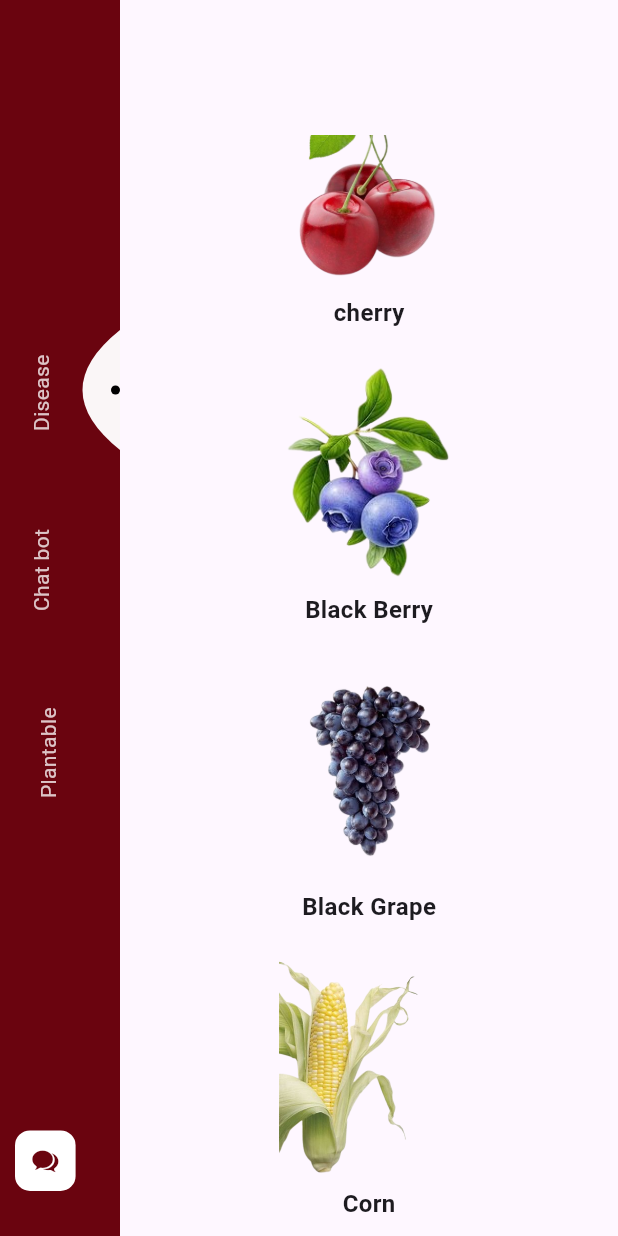
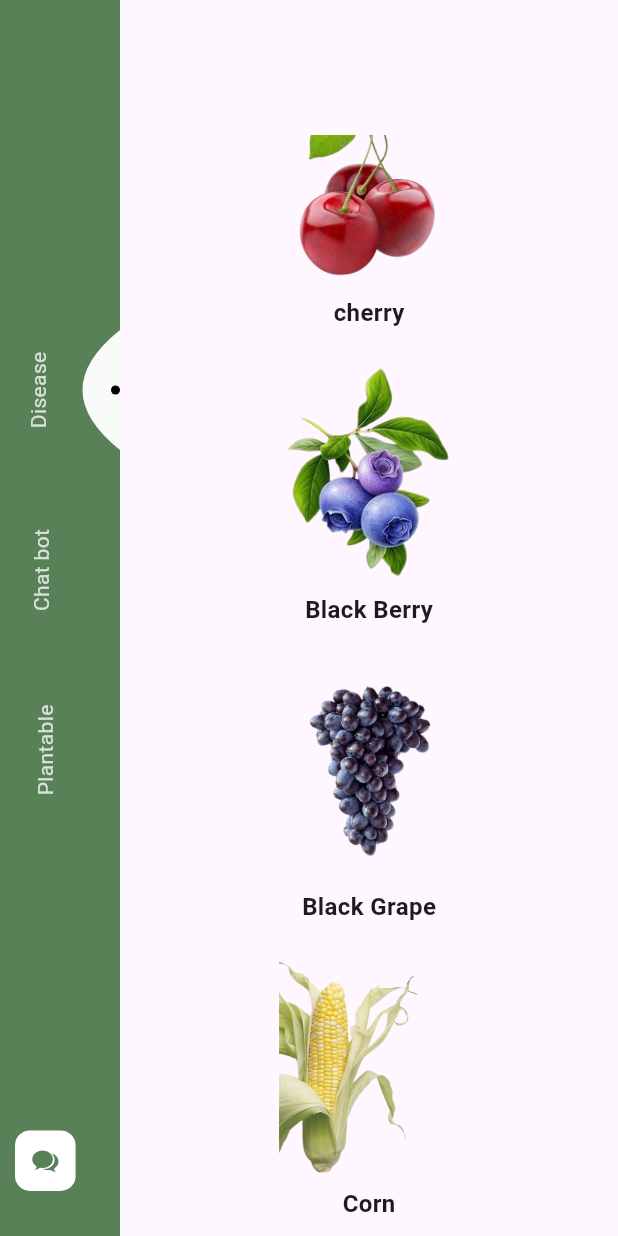
Before and after one commit to itssarrah/A2SV-Bytesavvy, a Flutter app: the screen it shows after launch, scrolled down 347 dp, on a phone screen of 412 x 824 dp. Run offline on Flutter 3.47's test engine with Material 3 defaults, Android fonts, the phone set to English and light mode, and no system bars; our stand-ins replace audioplayers, lottie.

Commit message:
update20

```diff
--- a/agri/lib/colors.dart
+++ b/agri/lib/colors.dart
@@ -1,3 +1,3 @@
 import 'dart:ui';
 
-const Color red = Color(0xFF6a040f);
+const Color green = Color(0xFF588157);
--- a/agri/lib/screens/plant_list_screen.dart
+++ b/agri/lib/screens/plant_list_screen.dart
@@ -41,7 +41,7 @@ class PlantListScreen extends StatelessWidget {
                     crossAxisAlignment: CrossAxisAlignment.start,
                     children: [
                       Text(
-                        "Fruits",
+                        "please Choose the type of fruit you want to scan",
                         style: TextStyle(
                           fontWeight: FontWeight.bold,
                           color: Colors.grey,
@@ -49,7 +49,7 @@ class PlantListScreen extends StatelessWidget {
                         ),
                       ),
                       Text(
-                        "Plants",
+                        "Fruits",
                         style: TextStyle(
                           fontWeight: FontWeight.bold,
                           color: Colors.black,
--- a/agri/lib/widgets/side_bar.dart
+++ b/agri/lib/widgets/side_bar.dart
@@ -1,32 +1,53 @@
+import 'package:agri/colors.dart';
 import 'package:flutter/material.dart';
 import 'package:flutter/cupertino.dart';
-import '../colors.dart';
 
-class Sidebar extends StatelessWidget {
+void main() {
+  runApp(MaterialApp(
+    home: Scaffold(
+      body: Sidebar(),
+    ),
+  ));
+}
+
+class Sidebar extends StatefulWidget {
+  @override
+  _SidebarState createState() => _SidebarState();
+}
+
+class _SidebarState extends State<Sidebar> {
+  double _arcPosition = 220.0;
+
+  void _moveArc(double position) {
+    setState(() {
+      _arcPosition = position;
+    });
+  }
+
   @override
   Widget build(BuildContext context) {
     return Stack(
       children: [
         Container(
           width: 80,
-          color: red,
+          color: green,
           child: Column(
             crossAxisAlignment: CrossAxisAlignment.start,
             children: [
               SizedBox(height: 250),
-              RotatedText('Disease '),
+              SidebarItem(text: 'Disease', onTap: () => _moveArc(220.0)),
               SizedBox(height: 100),
-              RotatedText('Chat bot'),
+              SidebarItem(text: 'Chat bot', onTap: () => _moveArc(350.0)),
               SizedBox(height: 100),
-              RotatedText('Plantable '),
+              SidebarItem(text: 'Plantable', onTap: () => _moveArc(220.0)),
               Spacer(),
-              CupertinoChatButton(),
+              CupertinoChatButton(onPressed: () => _moveArc(350.0)),
               SizedBox(height: 20),
             ],
           ),
         ),
         Positioned(
-          top: 220,
+          top: _arcPosition,
           right: 0,
           child: CustomPaint(
             size: Size(50, 80),
@@ -34,6 +55,21 @@ class Sidebar extends StatelessWidget {
           ),
         ),
       ],
+    );
+  }
+}
+
+class SidebarItem extends StatelessWidget {
+  final String text;
+  final VoidCallback onTap;
+
+  const SidebarItem({required this.text, required this.onTap});
+
+  @override
+  Widget build(BuildContext context) {
+    return GestureDetector(
+      onTap: onTap,
+      child: RotatedText(text),
     );
   }
 }
@@ -55,14 +91,59 @@ class RotatedText extends StatelessWidget {
   }
 }
 
-class CupertinoChatButton extends StatelessWidget {
+class CupertinoChatButton extends StatefulWidget {
+  final VoidCallback onPressed;
+
+  const CupertinoChatButton({required this.onPressed});
+
+  @override
+  _CupertinoChatButtonState createState() => _CupertinoChatButtonState();
+}
+
+class _CupertinoChatButtonState extends State<CupertinoChatButton> {
+  @override
+  void initState() {
+    super.initState();
+    WidgetsBinding.instance.addPostFrameCallback((_) {
+      _showTooltip(context);
+    });
+  }
+
+  void _showTooltip(BuildContext context) {
+    final overlay = Overlay.of(context).context.findRenderObject();
+    final renderBox = context.findRenderObject() as RenderBox;
+    final offset = renderBox.localToGlobal(Offset.zero);
+
+    final entry = OverlayEntry(
+      builder: (context) => Positioned(
+        top: offset.dy - 40,
+        left: offset.dx + 40,
+        child: Material(
+          color: Colors.transparent,
+          child: Container(
+            padding: EdgeInsets.all(8),
+            color: Colors.white,
+            child: Text(
+              'Hello, I am your AI assistant',
+              style: TextStyle(color: Colors.black),
+            ),
+          ),
+        ),
+      ),
+    );
+
+    Overlay.of(context).insert(entry);
+
+    Future.delayed(Duration(seconds: 3), () {
+      entry.remove();
+    });
+  }
+
   @override
   Widget build(BuildContext context) {
     return CupertinoButton(
       padding: EdgeInsets.zero,
-      onPressed: () {
-
-      },
+      onPressed: widget.onPressed,
       child: Container(
         margin: EdgeInsets.all(10),
         padding: EdgeInsets.symmetric(vertical: 10, horizontal: 10),
@@ -73,7 +154,7 @@ class CupertinoChatButton extends StatelessWidget {
         child: Row(
           mainAxisSize: MainAxisSize.min,
           children: [
-            Icon(CupertinoIcons.chat_bubble_2_fill, color: red),
+            Icon(CupertinoIcons.chat_bubble_2_fill, color: green),
           ],
         ),
       ),
@@ -96,7 +177,6 @@ class RightArcPainter extends CustomPainter {
 
     canvas.drawPath(path, paint);
 
-
     final circlePaint = Paint()
       ..color = Colors.black
       ..style = PaintingStyle.fill;
--- a/agri/pubspec.yaml
+++ b/agri/pubspec.yaml
@@ -32,9 +32,14 @@ dependencies:
     sdk: flutter
 
 
+
+
   # The following adds the Cupertino Icons font to your application.
   # Use with the CupertinoIcons class for iOS style icons.
   cupertino_icons: ^1.0.6
+  flutter_audio_waveforms: ^1.2.1+8
+  audioplayers: ^6.0.0
+  lottie: ^3.1.2
 
 dev_dependencies:
   flutter_test:
```
Also changed, not shown: agri/assets/Animation.json (added, +1 -0 lines), agri/lib/screens/chatbot.dart (added, +71 -0 lines), agri/assets/robot.png (added), agri/pubspec.lock, 6 other files.
